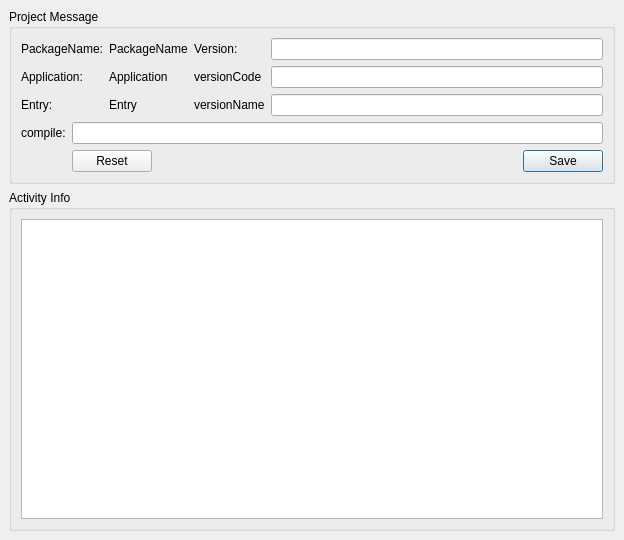
The window that lib/ProjectTab/ProjectTab.ui (F8LEFT/ART) describes before a commit, drawn with Qt 5.
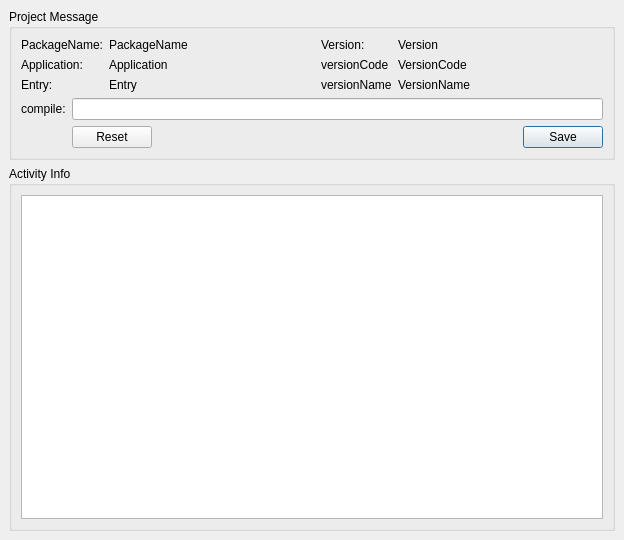
The same window after the commit. The open tabs and pages were chosen to show the change. Icons and pictures are not drawn.

Commit message: ProjectTab: add apktool.yml file read

The edit to the form file:
```diff
--- a/lib/ProjectTab/ProjectTab.ui
+++ b/lib/ProjectTab/ProjectTab.ui
@@ -50,6 +50,12 @@
          </item>
          <item row="1" column="0">
           <widget class="QLabel" name="label_4">
+           <property name="sizePolicy">
+            <sizepolicy hsizetype="Maximum" vsizetype="Preferred">
+             <horstretch>0</horstretch>
+             <verstretch>0</verstretch>
+            </sizepolicy>
+           </property>
            <property name="text">
             <string>Application:</string>
            </property>
@@ -57,16 +63,25 @@
          </item>
          <item row="0" column="0">
           <widget class="QLabel" name="label_2">
+           <property name="sizePolicy">
+            <sizepolicy hsizetype="Maximum" vsizetype="Preferred">
+             <horstretch>0</horstretch>
+             <verstretch>0</verstretch>
+            </sizepolicy>
+           </property>
            <property name="text">
             <string>PackageName:</string>
            </property>
           </widget>
          </item>
-         <item row="0" column="3">
-          <widget class="QLineEdit" name="mVersionEdit"/>
-         </item>
          <item row="0" column="2">
           <widget class="QLabel" name="label_9">
+           <property name="sizePolicy">
+            <sizepolicy hsizetype="Maximum" vsizetype="Preferred">
+             <horstretch>0</horstretch>
+             <verstretch>0</verstretch>
+            </sizepolicy>
+           </property>
            <property name="text">
             <string>Version:</string>
            </property>
@@ -74,13 +89,23 @@
          </item>
          <item row="1" column="2">
           <widget class="QLabel" name="label_12">
+           <property name="sizePolicy">
+            <sizepolicy hsizetype="Maximum" vsizetype="Preferred">
+             <horstretch>0</horstretch>
+             <verstretch>0</verstretch>
+            </sizepolicy>
+           </property>
            <property name="text">
             <string>versionCode</string>
            </property>
           </widget>
          </item>
-         <item row="1" column="3">
-          <widget class="QLineEdit" name="mVersionCodeEdit"/>
+         <item row="0" column="3">
+          <widget class="QLabel" name="mVersionLabel">
+           <property name="text">
+            <string>Version</string>
+           </property>
+          </widget>
          </item>
          <item row="1" column="1">
           <widget class="QLabel" name="mApplicationNameLabel">
@@ -97,6 +122,12 @@
          </item>
          <item row="2" column="0">
           <widget class="QLabel" name="label_6">
+           <property name="sizePolicy">
+            <sizepolicy hsizetype="Maximum" vsizetype="Preferred">
+             <horstretch>0</horstretch>
+             <verstretch>0</verstretch>
+            </sizepolicy>
+           </property>
            <property name="text">
             <string>Entry:</string>
            </property>
@@ -117,13 +148,30 @@
          </item>
          <item row="2" column="2">
           <widget class="QLabel" name="label_11">
+           <property name="sizePolicy">
+            <sizepolicy hsizetype="Maximum" vsizetype="Preferred">
+             <horstretch>0</horstretch>
+             <verstretch>0</verstretch>
+            </sizepolicy>
+           </property>
            <property name="text">
             <string>versionName</string>
            </property>
           </widget>
          </item>
+         <item row="1" column="3">
+          <widget class="QLabel" name="mVersionCodeLabel">
+           <property name="text">
+            <string>VersionCode</string>
+           </property>
+          </widget>
+         </item>
          <item row="2" column="3">
-          <widget class="QLineEdit" name="mVersionNameEdit"/>
+          <widget class="QLabel" name="mVersionNameLabel">
+           <property name="text">
+            <string>VersionName</string>
+           </property>
+          </widget>
          </item>
         </layout>
        </item>
```
The commit also changes 2 other files.
